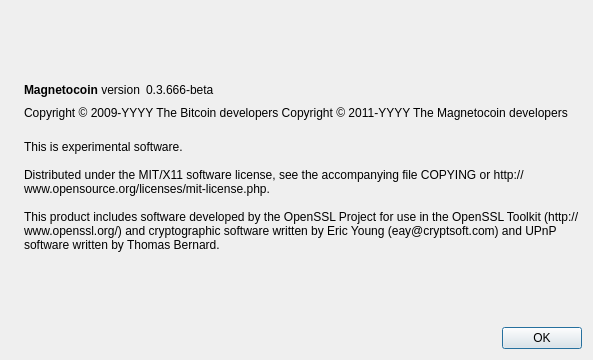
First picture: the form in src/qt/forms/aboutdialog.ui, repository becore/magnetocoin, before the edit.
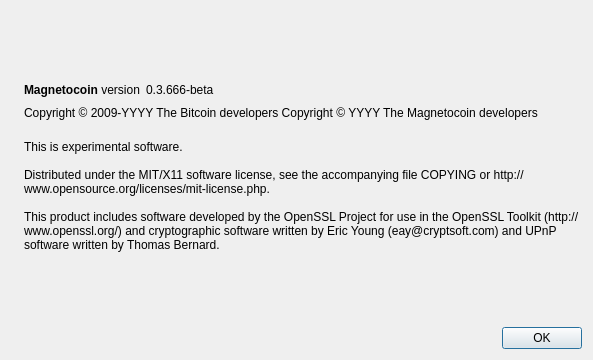
Second picture: the form after the edit. Icons and pictures are not drawn.

Commit message: Added Dev Information

What changed in the file:
```diff
--- a/src/qt/forms/aboutdialog.ui
+++ b/src/qt/forms/aboutdialog.ui
@@ -92,7 +92,7 @@
        </property>
        <property name="text">
         <string notr="true">Copyright &amp;copy; 2009-YYYY The Bitcoin developers
-Copyright &amp;copy; 2011-YYYY The Magnetocoin developers</string>
+Copyright &amp;copy; YYYY The Magnetocoin developers</string>
        </property>
        <property name="textFormat">
         <enum>Qt::RichText</enum>
```
The commit also changes 1 other file.
